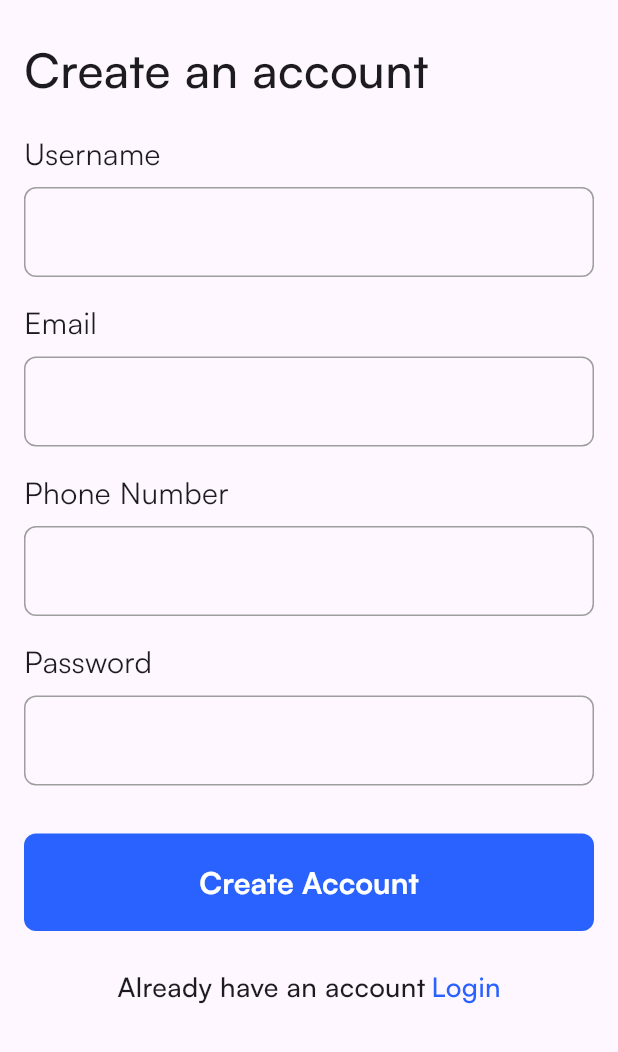
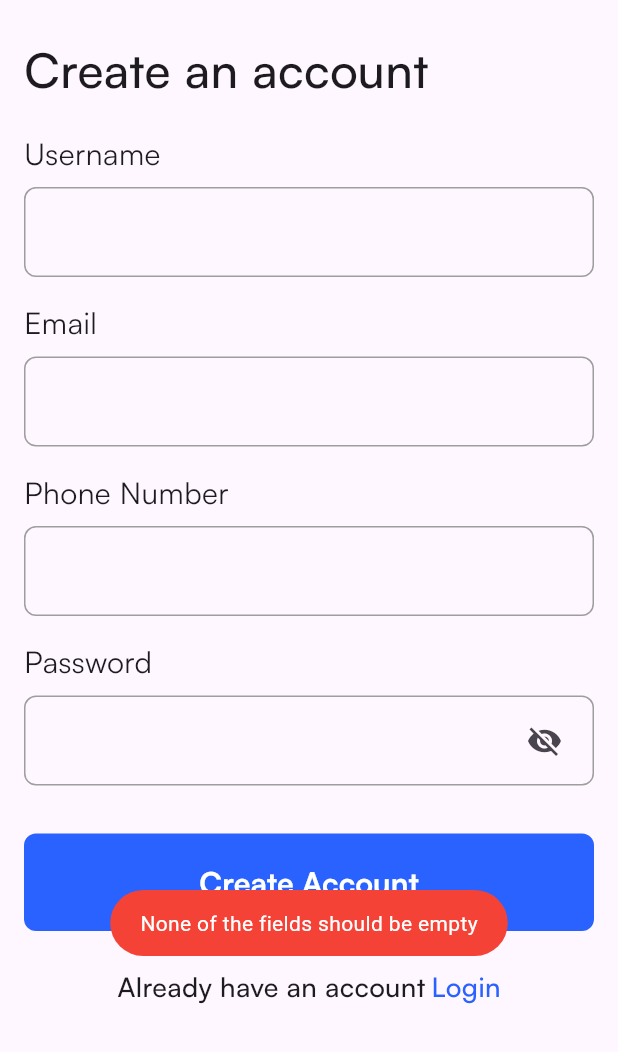
Before and after one commit to KINGSMITH97/ecormerceApp, a Flutter app: the SignUpPage screen opened by its route, after a tap on "Create Account", on a phone screen of 412 x 824 dp, the part 184-1236 px from its top. Run offline on Flutter 3.47's test engine with Material 3 defaults, Android fonts, the phone set to English and light mode, and no system bars; our stand-ins replace carousel_slider, cloud_firestore, firebase_auth, firebase_core, flutter_svg, fluttertoast and 3 more; accounts and stored records are empty.

Commit message:
minor fixes on the login and signup page

```diff
--- a/lib/main.dart
+++ b/lib/main.dart
@@ -5,7 +5,6 @@ import 'package:flutter_application_1/firebase_options.dart';
 import 'package:flutter_application_1/routes/app_router.dart';
 import 'package:flutter_application_1/screens/launch_screen.dart';
 
-//int? isViewed;
 Future<void> main() async {
   WidgetsFlutterBinding.ensureInitialized();
   await Firebase.initializeApp(options: DefaultFirebaseOptions.currentPlatform);
--- a/lib/screens/onboarding_screen.dart
+++ b/lib/screens/onboarding_screen.dart
@@ -1,7 +1,7 @@
 import 'package:carousel_slider/carousel_slider.dart';
 import 'package:flutter/material.dart';
 import 'package:flutter_application_1/constants/app_constants.dart';
-import 'package:flutter_application_1/screens/login_page.dart';
+
 import 'package:flutter_application_1/shared_components/button.dart';
 import 'package:shared_preferences/shared_preferences.dart';
 import 'package:smooth_page_indicator/smooth_page_indicator.dart';
--- a/lib/screens/signup_page.dart
+++ b/lib/screens/signup_page.dart
@@ -6,6 +6,7 @@ import 'package:flutter_application_1/services/user_auth.dart';
 import 'package:flutter_application_1/shared_components/button.dart';
 import 'package:flutter_application_1/shared_components/txtfield.dart';
 import 'package:flutter_svg/svg.dart';
+import 'package:fluttertoast/fluttertoast.dart';
 
 class SignUpPage extends StatefulWidget {
   const SignUpPage({super.key});
@@ -20,27 +21,9 @@ class _SignUpPageState extends State<SignUpPage> {
   TextEditingController phoneController = TextEditingController();
   TextEditingController passwordController = TextEditingController();
 
-  Future<void> register(String email, String password, String username) async {
-    try {
-      UserCredential userCredential =
-          await FirebaseAuth.instance.createUserWithEmailAndPassword(
-        email: email,
-        password: password,
-      );
-      String userId = userCredential.user!.uid;
-      await FirebaseFirestore.instance.collection("users").doc(userId).set({
-        "email": email,
-        "username": username,
-      });
-    } catch (e) {
-      print("Error $e");
-      return;
-    }
-    if (mounted) {
-      Navigator.pushNamed(context, '/signupcompleted');
-    }
-  }
+  AuthServices auth = AuthServices();
 
+  bool isPasswordObsecured = true;
   @override
   Widget build(BuildContext context) {
     return Scaffold(
@@ -80,6 +63,7 @@ class _SignUpPageState extends State<SignUpPage> {
                 )),
             const SizedBox(height: 8),
             TxtField(
+              obscureText: false,
               controller: usernameController,
             ),
             const SizedBox(height: 16),
@@ -89,6 +73,7 @@ class _SignUpPageState extends State<SignUpPage> {
                 )),
             const SizedBox(height: 8),
             TxtField(
+              obscureText: false,
               controller: emailController,
             ),
             const SizedBox(height: 16),
@@ -98,7 +83,9 @@ class _SignUpPageState extends State<SignUpPage> {
                 )),
             const SizedBox(height: 8),
             TxtField(
+              obscureText: false,
               controller: phoneController,
+              keyboardType: TextInputType.phone,
             ),
             const SizedBox(height: 16),
             const Text('Password',
@@ -106,20 +93,32 @@ class _SignUpPageState extends State<SignUpPage> {
                   fontSize: 20,
                 )),
             const SizedBox(height: 8),
-            TxtField(
-              controller: passwordController,
-            ),
+            passwordTextField(),
             const SizedBox(height: 32),
             ButtonWidget(
               title: 'Create Account',
               titleColor: Colors.white,
               btColor: Colors.blueAccent.shade700,
-              onTap: () {
-                register(
-                  emailController.text.trim(),
-                  passwordController.text.trim(),
-                  usernameController.text.trim(),
-                );
+              onTap: () async {
+                if (emailController.text.isEmpty ||
+                    usernameController.text.isEmpty ||
+                    phoneController.text.isEmpty ||
+                    passwordController.text.isEmpty) {
+                  Fluttertoast.showToast(
+                    msg: "None of the fields should be empty",
+                    toastLength: Toast.LENGTH_LONG,
+                    backgroundColor: Colors.red,
+                    textColor: Colors.white,
+                  );
+                } else {
+                  auth.register(
+                    emailController.text.trim(),
+                    passwordController.text.trim(),
+                  );
+                  if (mounted) {
+                    Navigator.pushNamed(context, '/signupcompleted');
+                  }
+                }
               },
             ),
             const SizedBox(height: 24),
@@ -154,4 +153,38 @@ class _SignUpPageState extends State<SignUpPage> {
       ),
     );
   }
+
+  Container passwordTextField() {
+    return Container(
+      height: 60,
+      //width: double.infinity,
+      decoration: BoxDecoration(
+        border: Border.all(
+          color: Colors.grey,
+        ),
+        borderRadius: BorderRadius.circular(8),
+      ),
+      child: Padding(
+        padding: const EdgeInsets.all(8.0),
+        child: TextField(
+          obscureText: isPasswordObsecured,
+          decoration: InputDecoration(
+            suffixIcon: IconButton(
+              onPressed: () {
+                setState(() {
+                  isPasswordObsecured = !isPasswordObsecured;
+                });
+              },
+              icon: isPasswordObsecured
+                  ? const Icon(Icons.visibility_off)
+                  : const Icon(Icons.visibility),
+            ),
+            contentPadding: const EdgeInsets.symmetric(horizontal: 8),
+            enabledBorder: InputBorder.none,
+            focusedBorder: InputBorder.none,
+          ),
+        ),
+      ),
+    );
+  }
 }
--- a/lib/shared_components/txtfield.dart
+++ b/lib/shared_components/txtfield.dart
@@ -1,8 +1,15 @@
 import 'package:flutter/material.dart';
 
 class TxtField extends StatelessWidget {
-  const TxtField({super.key, required this.controller});
+  TxtField({
+    super.key,
+    required this.controller,
+    required this.obscureText,
+    this.keyboardType,
+  });
   final TextEditingController controller;
+  final bool obscureText;
+  TextInputType? keyboardType;
 
   @override
   Widget build(BuildContext context) {
@@ -16,6 +23,8 @@ class TxtField extends StatelessWidget {
       ),
       child: TextFormField(
         controller: controller,
+        obscureText: obscureText,
+        keyboardType: keyboardType ?? TextInputType.none,
         decoration: const InputDecoration(
           contentPadding: EdgeInsets.symmetric(horizontal: 8),
           enabledBorder: InputBorder.none,
--- a/pubspec.yaml
+++ b/pubspec.yaml
@@ -36,6 +36,7 @@ dependencies:
   flutter:
     sdk: flutter
   flutter_svg: ^2.0.9
+  fluttertoast: ^8.2.4
   lottie: ^2.7.0
   shared_preferences: ^2.2.2
   smooth_page_indicator: ^1.1.0
```
Also changed, not shown: lib/screens/launch_screen.dart (+0 -18 lines), lib/screens/login_page.dart (+73 -24 lines), lib/services/user_auth.dart (+19 -0 lines), pubspec.lock, 1 other file.
